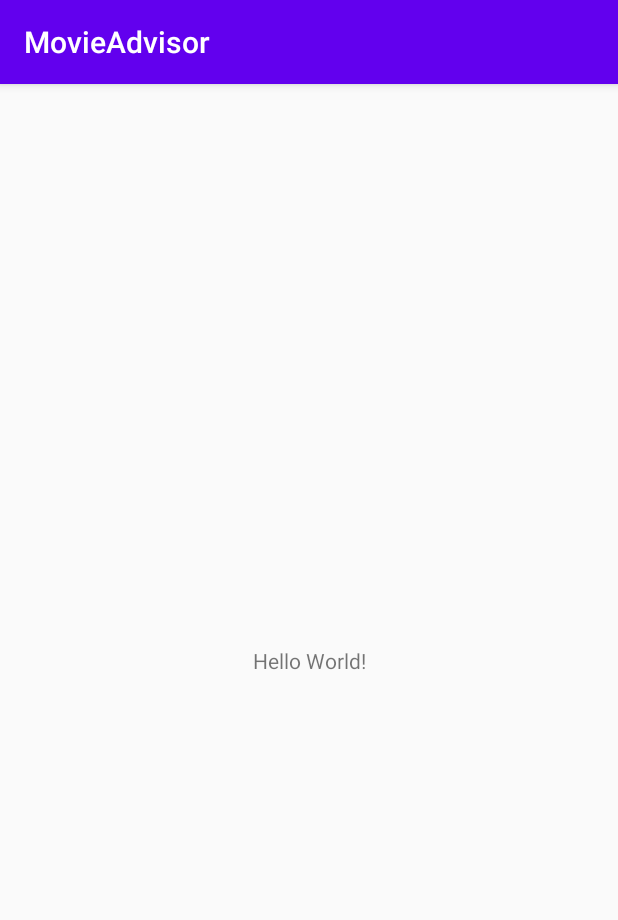
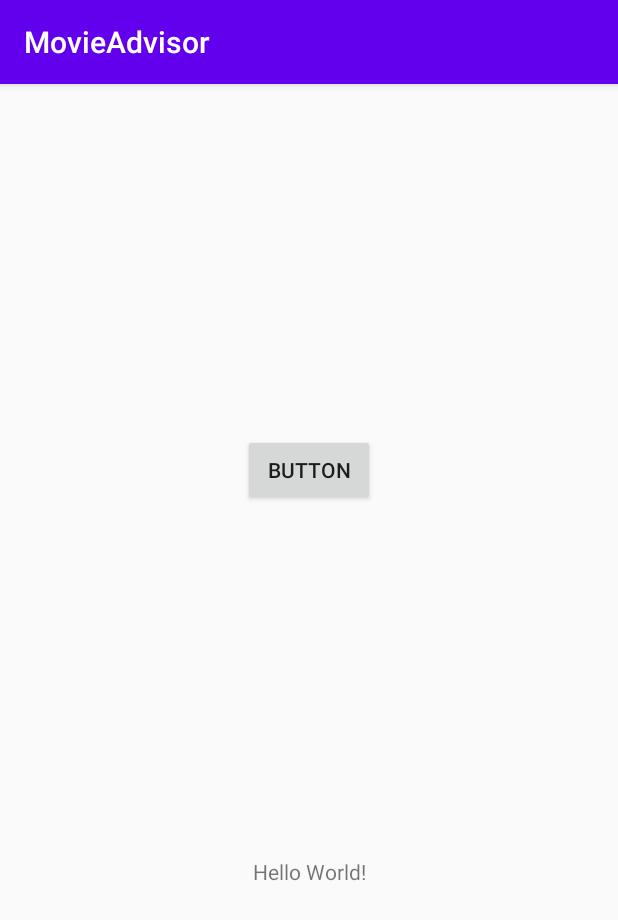
Before and after one commit to fvvsantana/movieAdvisor, an Android app: the screen it shows after launch (MainActivity), on a phone screen of 412 x 824 dp. Shown: the top 920 px of the screen. Run offline under Robolectric (Android 15) with nearby library versions, the light colour scheme and no system bars.

Commit message:
Make really basic interfaces to show data

```diff
--- a/app/src/main/res/layout/activity_main.xml
+++ b/app/src/main/res/layout/activity_main.xml
@@ -6,13 +6,25 @@
     android:layout_height="match_parent"
     tools:context=".MainActivity">
 
+    <Button
+        android:id="@+id/btnToDetails"
+        android:layout_width="wrap_content"
+        android:layout_height="wrap_content"
+        android:text="Button"
+        app:layout_constraintBottom_toTopOf="@+id/tvMovies"
+        app:layout_constraintEnd_toEndOf="parent"
+        app:layout_constraintStart_toStartOf="parent"
+        app:layout_constraintTop_toTopOf="parent" />
+
     <TextView
+        android:id="@+id/tvMovies"
         android:layout_width="wrap_content"
         android:layout_height="wrap_content"
         android:text="Hello World!"
+        app:layout_constraintTop_toBottomOf="@id/btnToDetails"
         app:layout_constraintBottom_toBottomOf="parent"
         app:layout_constraintLeft_toLeftOf="parent"
-        app:layout_constraintRight_toRightOf="parent"
-        app:layout_constraintTop_toTopOf="parent" />
+        app:layout_constraintRight_toRightOf="parent" />
+
 
 </androidx.constraintlayout.widget.ConstraintLayout>
```
Also changed, not shown: app/src/main/res/layout/activity_movie_details.xml (+9 -0 lines).
